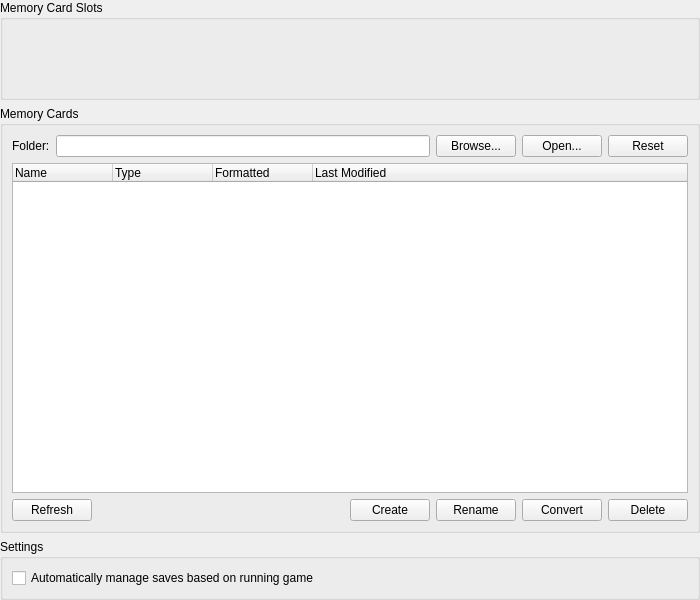
PCSX2/pcsx2, file pcsx2-qt/Settings/MemoryCardSettingsWidget.ui: the form before one commit.
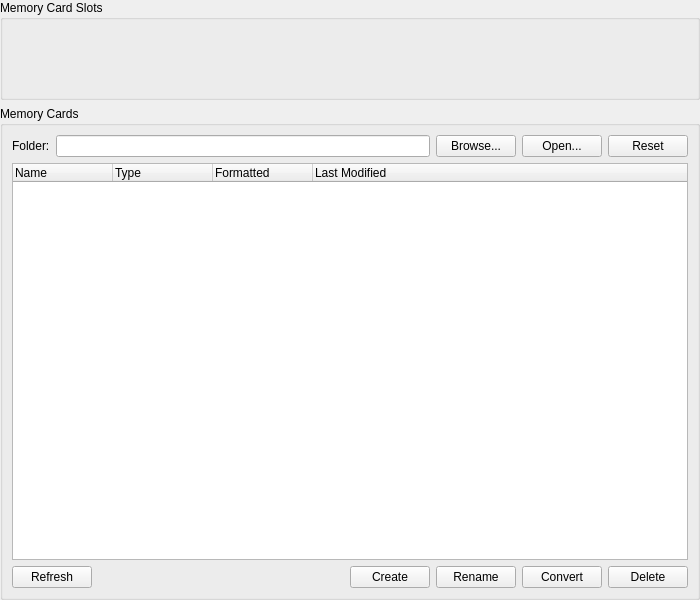
The form after the commit. Custom widgets are drawn as their Qt base class.

Commit message: Memcard: Purge automatic save management

```diff
--- a/pcsx2-qt/Settings/MemoryCardSettingsWidget.ui
+++ b/pcsx2-qt/Settings/MemoryCardSettingsWidget.ui
@@ -175,22 +175,6 @@
      </layout>
     </widget>
    </item>
-   <item>
-    <widget class="QGroupBox" name="settingsGroupBox">
-     <property name="title">
-      <string>Settings</string>
-     </property>
-     <layout class="QGridLayout" name="gridLayout_3">
-      <item row="0" column="0">
-       <widget class="QCheckBox" name="automaticManagement">
-        <property name="text">
-         <string>Automatically manage saves based on running game</string>
-        </property>
-       </widget>
-      </item>
-     </layout>
-    </widget>
-   </item>
   </layout>
  </widget>
  <customwidgets>
```
Left out of the diff: 1 changed line with no effect on the pictures. The commit also changes 6 other files.
